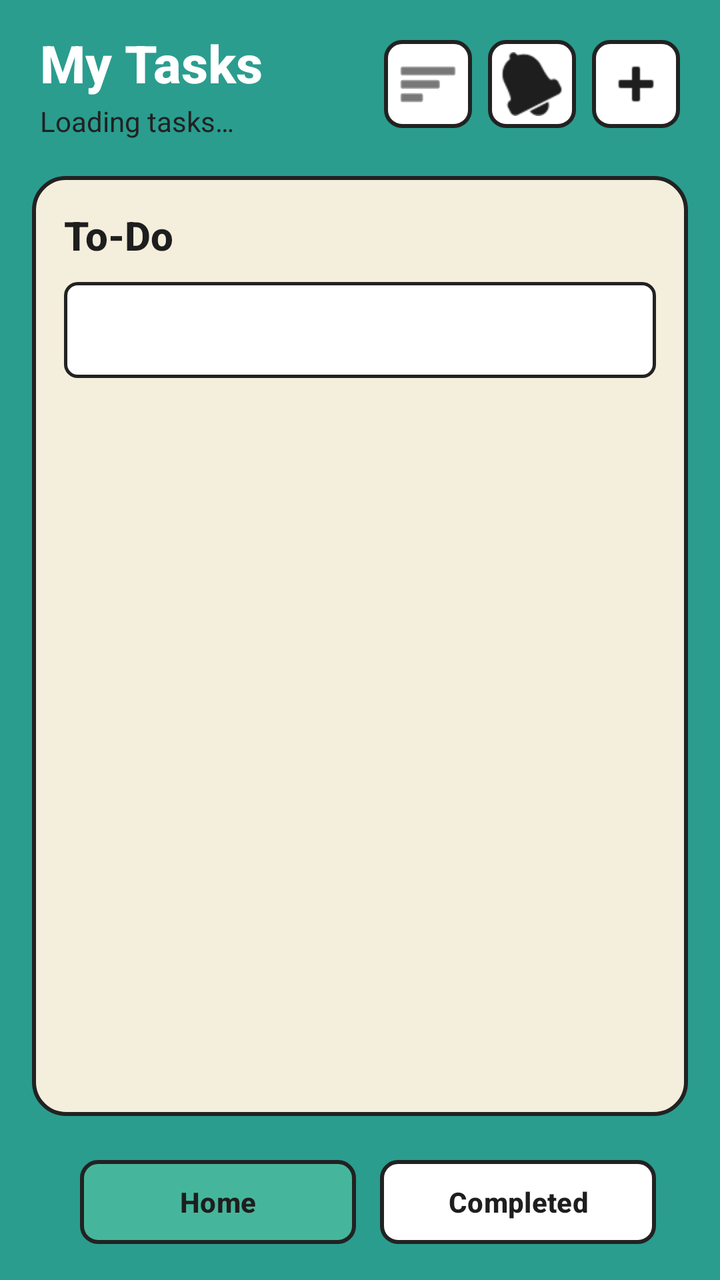
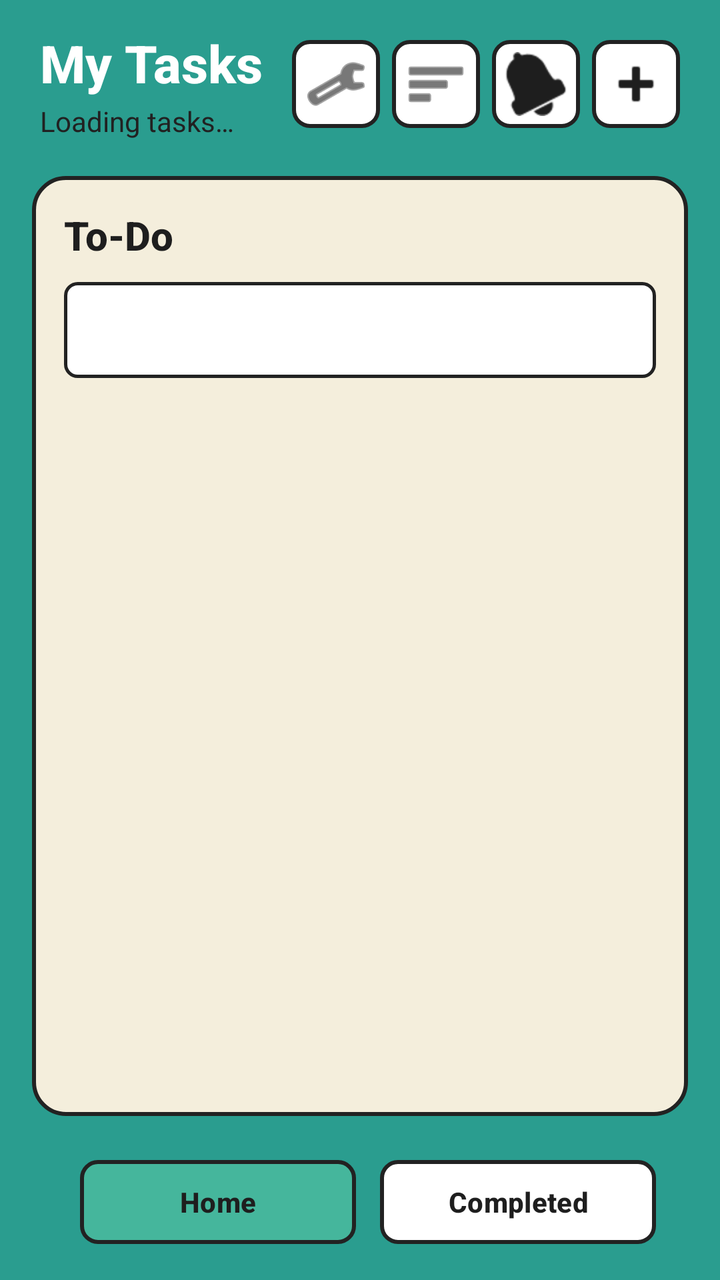

The first picture is an Android layout as it rendered before a commit; the second is the same layout after the commit. The layout source and the unified diff follow.
<!-- AndroidManifest.xml: application theme Theme.ApplicationProject -->
<!-- res/layout/activity_home_page.xml -->
<?xml version="1.0" encoding="utf-8"?>
<androidx.constraintlayout.widget.ConstraintLayout xmlns:android="http://schemas.android.com/apk/res/android"
    xmlns:app="http://schemas.android.com/apk/res-auto"
    xmlns:tools="http://schemas.android.com/tools"
    android:id="@+id/main"
    android:layout_width="match_parent"
    android:layout_height="match_parent"
    android:background="@color/app_teal"
    tools:context=".MainActivity">

    <LinearLayout
        android:id="@+id/homeHeader"
        android:layout_width="0dp"
        android:layout_height="wrap_content"
        android:layout_marginStart="20dp"
        android:layout_marginTop="14dp"
        android:layout_marginEnd="20dp"
        android:gravity="center_vertical"
        android:orientation="horizontal"
        app:layout_constraintEnd_toEndOf="parent"
        app:layout_constraintStart_toStartOf="parent"
        app:layout_constraintTop_toTopOf="parent">

        <LinearLayout
            android:layout_width="0dp"
            android:layout_height="wrap_content"
            android:layout_weight="1"
            android:orientation="vertical">

            <TextView
                android:layout_width="wrap_content"
                android:layout_height="wrap_content"
                android:fontFamily="sans-serif-medium"
                android:text="@string/home_title"
                android:textColor="@color/white"
                android:textSize="26sp"
                android:textStyle="bold"
                tools:ignore="VisualLintSystemUi" />

            <TextView
                android:id="@+id/tvTaskCount"
                android:layout_width="wrap_content"
                android:layout_height="wrap_content"
                android:layout_marginTop="2dp"
                android:text="@string/loading_tasks"
                android:textColor="#212121"
                android:textSize="14sp" />
        </LinearLayout>

        <ImageButton
            android:id="@+id/btnCategories"
            android:layout_width="44dp"
            android:layout_height="44dp"
            android:layout_marginEnd="8dp"
            android:background="@drawable/bg_button_white"
            android:contentDescription="@string/category_button"
            android:src="@android:drawable/ic_menu_sort_by_size"
            app:tint="@color/text_dark"
            tools:ignore="TouchTargetSizeCheck" />

        <ImageButton
            android:id="@+id/btnNotification"
            android:layout_width="44dp"
            android:layout_height="44dp"
            android:layout_marginEnd="8dp"
            android:background="@drawable/bg_button_white"
            android:contentDescription="@string/notifications3"
            android:src="@android:drawable/ic_popup_reminder"
            app:tint="@color/text_dark"
            tools:ignore="TouchTargetSizeCheck" />

        <ImageButton
            android:id="@+id/btnAdd"
            android:layout_width="44dp"
            android:layout_height="44dp"
            android:background="@drawable/bg_button_white"
            android:contentDescription="@string/add_task"
            android:src="@android:drawable/ic_input_add"
            app:tint="@color/text_dark"
            tools:ignore="TouchTargetSizeCheck" />
    </LinearLayout>

    <androidx.constraintlayout.widget.ConstraintLayout
        android:id="@+id/mainCard"
        style="?android:attr/buttonBarStyle"
        android:layout_width="0dp"
        android:layout_height="0dp"
        android:layout_marginStart="16dp"
        android:layout_marginTop="18dp"
        android:layout_marginEnd="16dp"
        android:layout_marginBottom="16dp"
        android:background="@drawable/bg_card_cream"
        android:padding="16dp"
        app:layout_constraintBottom_toTopOf="@id/bottomNav"
        app:layout_constraintEnd_toEndOf="parent"
        app:layout_constraintStart_toStartOf="parent"
        app:layout_constraintTop_toBottomOf="@id/homeHeader">

        <TextView
            android:id="@+id/tvCategoryHeader"
            android:layout_width="0dp"
            android:layout_height="wrap_content"
            android:fontFamily="sans-serif-medium"
            android:text="@string/pending_tasks"
            android:textColor="@color/text_dark"
            android:textSize="20sp"
            android:textStyle="bold"
            app:layout_constraintEnd_toEndOf="parent"
            app:layout_constraintStart_toStartOf="parent"
            app:layout_constraintTop_toTopOf="parent" />

        <Spinner
            android:id="@+id/spinnerCategoryFilter"
            android:layout_width="0dp"
            android:layout_height="48dp"
            android:layout_marginTop="10dp"
            android:background="@drawable/bg_edit_text"
            android:paddingStart="10dp"
            android:paddingEnd="10dp"
            app:layout_constraintEnd_toEndOf="parent"
            app:layout_constraintStart_toStartOf="parent"
            app:layout_constraintTop_toBottomOf="@id/tvCategoryHeader" />

        <ScrollView
            android:layout_width="0dp"
            android:layout_height="0dp"
            android:layout_marginTop="12dp"
            android:fillViewport="true"
            app:layout_constraintBottom_toBottomOf="parent"
            app:layout_constraintEnd_toEndOf="parent"
            app:layout_constraintStart_toStartOf="parent"
            app:layout_constraintTop_toBottomOf="@id/spinnerCategoryFilter"
            tools:ignore="SpeakableTextPresentCheck">

            <LinearLayout
                android:id="@+id/taskList"
                style="?android:attr/buttonBarStyle"
                android:layout_width="match_parent"
                android:layout_height="wrap_content"
                android:orientation="vertical"
                android:paddingBottom="8dp" />
        </ScrollView>
    </androidx.constraintlayout.widget.ConstraintLayout>

    <LinearLayout
        android:id="@+id/bottomNav"
        style="?android:attr/buttonBarButtonStyle"
        android:layout_width="0dp"
        android:layout_height="54dp"
        android:layout_marginStart="20dp"
        android:layout_marginEnd="20dp"
        android:layout_marginBottom="12dp"
        android:orientation="horizontal"
        app:layout_constraintBottom_toBottomOf="parent"
        app:layout_constraintEnd_toEndOf="parent"
        app:layout_constraintStart_toStartOf="parent">

        <Button
            android:id="@+id/btnHomeNav"
            style="?android:attr/buttonBarButtonStyle"
            android:layout_width="0dp"
            android:layout_height="match_parent"
            android:layout_marginEnd="6dp"
            android:layout_weight="1"
            android:background="@drawable/bg_button_teal"
            android:text="@string/home1"
            android:textColor="@color/text_dark"
            android:textStyle="bold"
            app:backgroundTint="@null"
            tools:ignore="TouchTargetSizeCheck,VisualLintButtonSize" />

        <Button
            android:id="@+id/btnCompletedNav"
            android:layout_width="0dp"
            android:layout_height="match_parent"
            android:layout_marginStart="6dp"
            android:layout_weight="1"
            android:background="@drawable/bg_button_white"
            android:text="@string/completed2"
            android:textColor="@color/text_dark"
            android:textStyle="bold"
            app:backgroundTint="@null"
            tools:ignore="ButtonStyle,TouchTargetSizeCheck,VisualLintButtonSize" />
    </LinearLayout>
</androidx.constraintlayout.widget.ConstraintLayout>
<!-- resources referenced by this layout -->
<resources>
  <color name="app_teal">#2A9D8F</color>
  <color name="text_dark">#1E1E1E</color>
  <color name="white">#FFFFFFFF</color>
  <!-- drawable bg_button_teal (drawable) -->
  <?xml version="1.0" encoding="utf-8"?>
  <shape xmlns:android="http://schemas.android.com/apk/res/android"
      android:shape="rectangle">
      <solid android:color="@color/header_teal" />
      <stroke android:width="2dp" android:color="@color/border_dark" />
      <corners android:radius="8dp" />
  </shape>
  <!-- drawable bg_button_white (drawable) -->
  <?xml version="1.0" encoding="utf-8"?>
  <shape xmlns:android="http://schemas.android.com/apk/res/android"
      android:shape="rectangle">
      <solid android:color="@color/white" />
      <stroke android:width="2dp" android:color="@color/border_dark" />
      <corners android:radius="8dp" />
  </shape>
  <!-- drawable bg_card_cream (drawable) -->
  <?xml version="1.0" encoding="utf-8"?>
  <shape xmlns:android="http://schemas.android.com/apk/res/android"
      android:shape="rectangle">
      <solid android:color="@color/card_cream" />
      <stroke android:width="2dp" android:color="@color/border_dark" />
      <corners android:radius="16dp" />
  </shape>
  <!-- drawable bg_edit_text (drawable) -->
  <?xml version="1.0" encoding="utf-8"?>
  <shape xmlns:android="http://schemas.android.com/apk/res/android"
      android:shape="rectangle">
      <solid android:color="@color/white" />
      <stroke android:width="1.5dp" android:color="@color/border_dark" />
      <corners android:radius="6dp" />
  </shape>
  <string name="add_task">Add Task</string>
  <string name="category_button">Categories</string>
  <string name="completed2">Completed</string>
  <string name="home1">Home</string>
  <string name="home_title">My Tasks</string>
  <string name="loading_tasks">Loading tasks…</string>
  <string name="notifications3">Notifications</string>
  <string name="pending_tasks">To-Do</string>
  <style name="Theme.ApplicationProject" parent="Base.Theme.ApplicationProject" />
  <color name="header_teal">#45B69C</color>
  <color name="border_dark">#222222</color>
  <color name="card_cream">#F4EEDC</color>
  <style name="Base.Theme.ApplicationProject" parent="Theme.Material3.DayNight.NoActionBar">
          
          
      </style>
</resources>

<!-- the commit's change to res/layout/activity_home_page.xml (unified diff, before → after) -->
@@ -48,10 +48,21 @@
         </LinearLayout>
 
         <ImageButton
+            android:id="@+id/btnServerSettings"
+            android:layout_width="44dp"
+            android:layout_height="44dp"
+            android:layout_marginEnd="6dp"
+            android:background="@drawable/bg_button_white"
+            android:contentDescription="@string/server_settings"
+            android:src="@android:drawable/ic_menu_preferences"
+            app:tint="@color/text_dark"
+            tools:ignore="TouchTargetSizeCheck" />
+
+        <ImageButton
             android:id="@+id/btnCategories"
             android:layout_width="44dp"
             android:layout_height="44dp"
-            android:layout_marginEnd="8dp"
+            android:layout_marginEnd="6dp"
             android:background="@drawable/bg_button_white"
             android:contentDescription="@string/category_button"
             android:src="@android:drawable/ic_menu_sort_by_size"
@@ -62,7 +73,7 @@
             android:id="@+id/btnNotification"
             android:layout_width="44dp"
             android:layout_height="44dp"
-            android:layout_marginEnd="8dp"
+            android:layout_marginEnd="6dp"
             android:background="@drawable/bg_button_white"
             android:contentDescription="@string/notifications3"
             android:src="@android:drawable/ic_popup_reminder"
<!-- resource entries referenced after the edit -->
@@ -43,6 +43,7 @@
   <string name="loading_tasks">Loading tasks…</string>
   <string name="notifications3">Notifications</string>
   <string name="pending_tasks">To-Do</string>
+  <string name="server_settings">Server Settings</string>
   <style name="Theme.ApplicationProject" parent="Base.Theme.ApplicationProject" />
   <color name="header_teal">#45B69C</color>
   <color name="border_dark">#222222</color>
